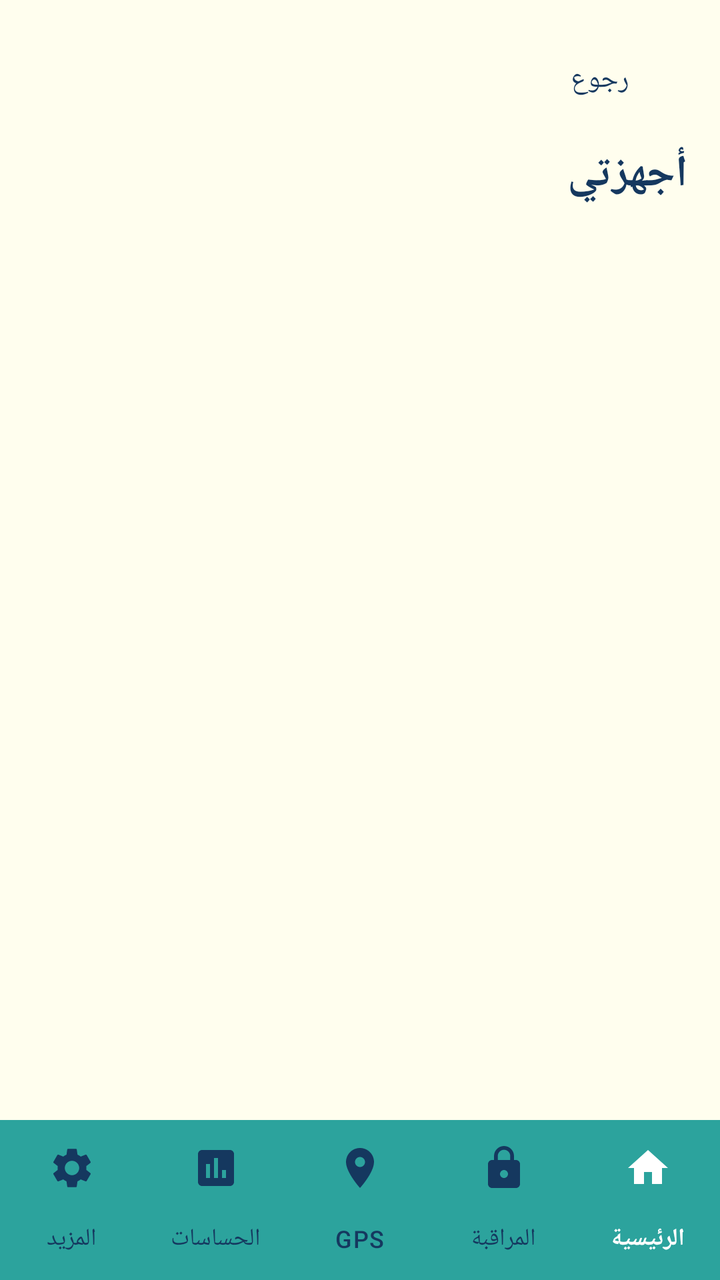
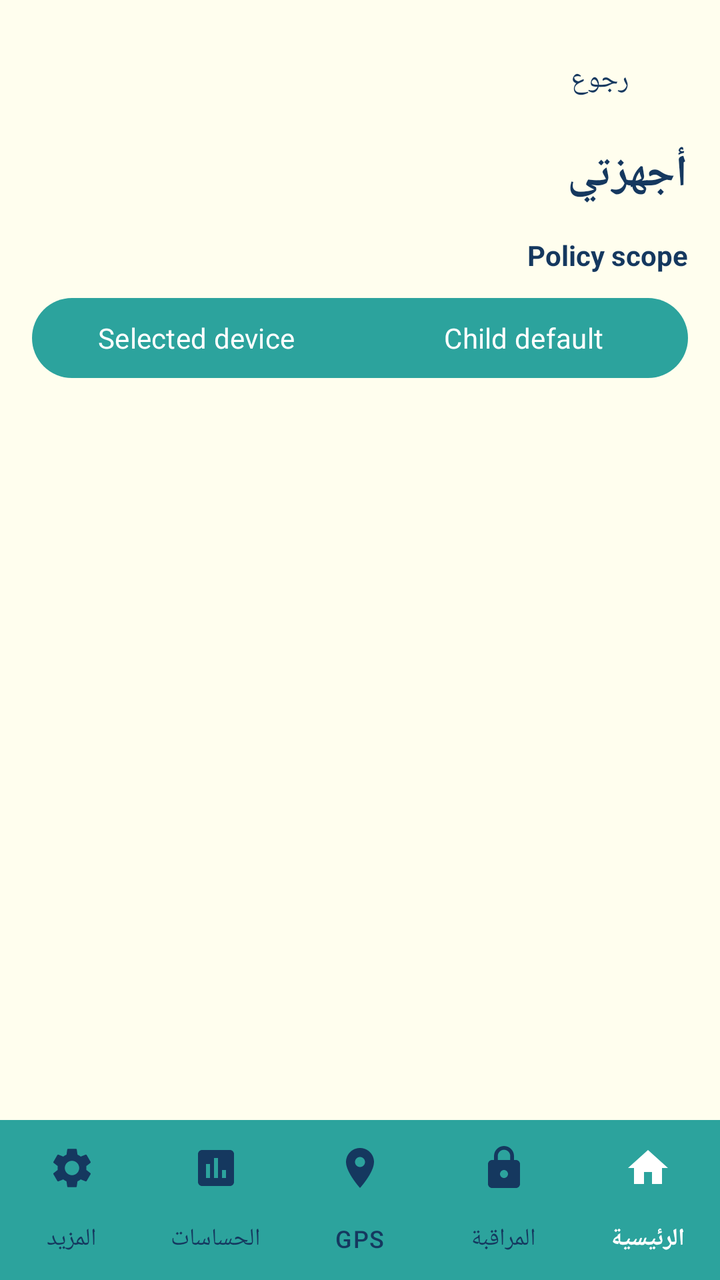

Two renders of the same Android screen: before a commit and after it. Below are the layout's source before the change and the commit's diff.
<!-- AndroidManifest.xml: application theme Theme.SafeNest -->
<!-- res/layout/fragment_my_devices.xml -->
<?xml version="1.0" encoding="utf-8"?>
<androidx.constraintlayout.widget.ConstraintLayout xmlns:android="http://schemas.android.com/apk/res/android"
    xmlns:app="http://schemas.android.com/apk/res-auto"
    android:layout_width="match_parent"
    android:layout_height="match_parent"
    android:background="@color/background_light"
    android:layoutDirection="rtl"
    android:textDirection="rtl">

    <androidx.core.widget.NestedScrollView
        android:id="@+id/scrollView"
        android:layout_width="0dp"
        android:layout_height="0dp"
        android:fillViewport="true"
        app:layout_constraintBottom_toTopOf="@+id/bottomNavBar"
        app:layout_constraintEnd_toEndOf="parent"
        app:layout_constraintStart_toStartOf="parent"
        app:layout_constraintTop_toTopOf="parent">

        <LinearLayout
            android:layout_width="match_parent"
            android:layout_height="wrap_content"
            android:orientation="vertical"
            android:padding="16dp">

            
            <com.google.android.material.button.MaterialButton
                android:id="@+id/backButton"
                style="@style/Widget.Material3.Button.TextButton"
                android:layout_width="wrap_content"
                android:layout_height="wrap_content"
                android:fontFamily="@font/lemonada_bold"
                android:text="@string/back"
                android:textColor="@color/purple_dark" />

            
            <TextView
                android:layout_width="wrap_content"
                android:layout_height="wrap_content"
                android:layout_marginTop="8dp"
                android:layout_marginBottom="16dp"
                android:fontFamily="@font/lemonada_bold"
                android:text="@string/my_devices"
                android:textColor="@color/purple_dark"
                android:textSize="22sp"
                android:textStyle="bold" />

            
            <ProgressBar
                android:id="@+id/progressBar"
                android:layout_width="wrap_content"
                android:layout_height="wrap_content"
                android:layout_gravity="center"
                android:layout_marginTop="32dp"
                android:visibility="gone" />

            
            <TextView
                android:id="@+id/emptyText"
                android:layout_width="match_parent"
                android:layout_height="wrap_content"
                android:layout_marginTop="48dp"
                android:fontFamily="@font/lemonada_bold"
                android:gravity="center"
                android:text="@string/no_devices_paired"
                android:textColor="@color/gray_medium"
                android:textSize="16sp"
                android:visibility="gone" />

            
            <LinearLayout
                android:id="@+id/devicesContainer"
                android:layout_width="match_parent"
                android:layout_height="wrap_content"
                android:orientation="vertical" />

        </LinearLayout>
    </androidx.core.widget.NestedScrollView>

    
    <com.google.android.material.bottomnavigation.BottomNavigationView
        android:id="@+id/bottomNavBar"
        android:layout_width="0dp"
        android:layout_height="wrap_content"
        android:background="@color/purple_accent"
        app:itemIconTint="@color/bottom_nav_color"
        app:itemTextColor="@color/bottom_nav_color"
        app:labelVisibilityMode="labeled"
        app:layout_constraintBottom_toBottomOf="parent"
        app:layout_constraintEnd_toEndOf="parent"
        app:layout_constraintStart_toStartOf="parent"
        app:menu="@menu/bottom_nav_menu" />

</androidx.constraintlayout.widget.ConstraintLayout>
<!-- resources referenced by this layout -->
<resources>
  <color name="background_light">#FFFEEE</color>
  <color name="gray_medium">#71808D</color>
  <color name="purple_accent">#2CA39D</color>
  <color name="purple_dark">#15385F</color>
  <string name="back">رجوع</string>
  <string name="my_devices">أجهزتي</string>
  <string name="no_devices_paired">لا توجد أجهزة مرتبطة حتى الآن</string>
  <style name="Theme.SafeNest" parent="Base.Theme.SafeNest" />
  <style name="Base.Theme.SafeNest" parent="Theme.Material3.DayNight.NoActionBar">
          <item name="colorPrimary">@color/teal_brand</item>
          <item name="colorOnPrimary">@color/white</item>
          <item name="colorSecondary">@color/navy_brand</item>
          <item name="colorOnSecondary">@color/white</item>
          <item name="android:windowBackground">@color/ivory_surface</item>
          <item name="android:statusBarColor">@color/ivory_surface</item>
          <item name="android:navigationBarColor">@color/ivory_surface</item>
          <item name="android:fontFamily">sans-serif</item>
          <item name="android:windowLightStatusBar">true</item>
          <item name="android:windowLightNavigationBar">true</item>
      </style>
  <color name="teal_brand">#2CA39D</color>
  <color name="white">#FFFFFFFF</color>
  <color name="navy_brand">#15385F</color>
  <color name="ivory_surface">#FFFEEE</color>
</resources>

<!-- the commit's change to res/layout/fragment_my_devices.xml (unified diff, before → after) -->
@@ -1,4 +1,4 @@
-<?xml version="1.0" encoding="utf-8"?>
+﻿<?xml version="1.0" encoding="utf-8"?>
 <androidx.constraintlayout.widget.ConstraintLayout xmlns:android="http://schemas.android.com/apk/res/android"
     xmlns:app="http://schemas.android.com/apk/res-auto"
     android:layout_width="match_parent"
@@ -45,6 +45,33 @@
                 android:textSize="22sp"
                 android:textStyle="bold" />
 
+            <TextView
+                android:id="@+id/policyScopeLabel"
+                android:layout_width="match_parent"
+                android:layout_height="wrap_content"
+                android:layout_marginBottom="8dp"
+                android:text="Policy scope"
+                android:textColor="@color/purple_dark"
+                android:textStyle="bold" />
+            <com.google.android.material.button.MaterialButtonToggleGroup
+                android:id="@+id/policyScopeToggle"
+                android:layout_width="match_parent"
+                android:layout_height="wrap_content"
+                android:layout_marginBottom="16dp"
+                app:singleSelection="true">
+                <com.google.android.material.button.MaterialButton
+                    android:id="@+id/scopeChildDefault"
+                    android:layout_width="0dp"
+                    android:layout_height="wrap_content"
+                    android:layout_weight="1"
+                    android:text="Child default" />
+                <com.google.android.material.button.MaterialButton
+                    android:id="@+id/scopeSelectedDevice"
+                    android:layout_width="0dp"
+                    android:layout_height="wrap_content"
+                    android:layout_weight="1"
+                    android:text="Selected device" />
+            </com.google.android.material.button.MaterialButtonToggleGroup>
             
             <ProgressBar
                 android:id="@+id/progressBar"
